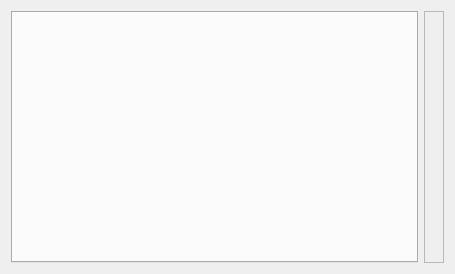
DLdota/OpenRGBEffectsPlugin, file OpenRGBEffectTab.ui: the form before one commit.
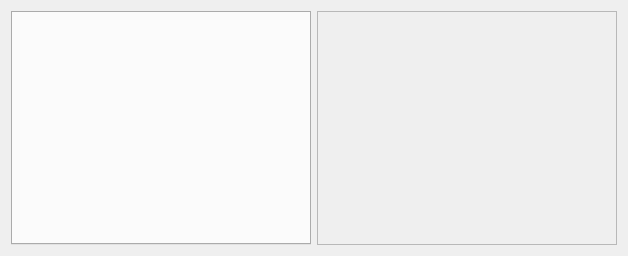
The form after the commit. Custom widgets are drawn as their Qt base class.

What changed in the file:
```diff
--- a/OpenRGBEffectTab.ui
+++ b/OpenRGBEffectTab.ui
@@ -6,8 +6,8 @@
    <rect>
     <x>0</x>
     <y>0</y>
-    <width>455</width>
-    <height>274</height>
+    <width>624</width>
+    <height>256</height>
    </rect>
   </property>
   <property name="sizePolicy">
@@ -22,7 +22,7 @@
   <property name="autoFillBackground">
    <bool>false</bool>
   </property>
-  <layout class="QGridLayout" name="gridLayout_2">
+  <layout class="QGridLayout" name="gridLayout_2" columnstretch="0,0">
    <item row="0" column="0">
     <widget class="QTabWidget" name="EffectTabs">
      <property name="sizePolicy">
@@ -31,6 +31,12 @@
        <verstretch>0</verstretch>
       </sizepolicy>
      </property>
+     <property name="minimumSize">
+      <size>
+       <width>300</width>
+       <height>0</height>
+      </size>
+     </property>
      <property name="tabPosition">
       <enum>QTabWidget::West</enum>
      </property>
@@ -39,17 +45,23 @@
    <item row="0" column="1">
     <widget class="QFrame" name="frame">
      <property name="sizePolicy">
-      <sizepolicy hsizetype="Minimum" vsizetype="Preferred">
+      <sizepolicy hsizetype="Fixed" vsizetype="Preferred">
        <horstretch>0</horstretch>
        <verstretch>0</verstretch>
       </sizepolicy>
      </property>
      <property name="minimumSize">
       <size>
-       <width>0</width>
+       <width>300</width>
        <height>0</height>
       </size>
      </property>
+     <property name="maximumSize">
+      <size>
+       <width>300</width>
+       <height>16777215</height>
+      </size>
+     </property>
      <property name="frameShape">
       <enum>QFrame::StyledPanel</enum>
      </property>
```
